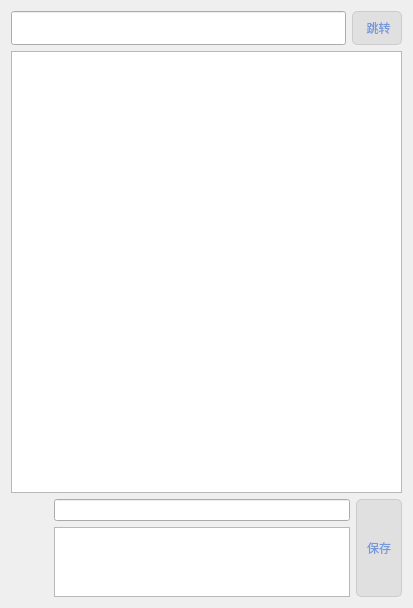
3548848289/SmartDesk, file ui/WFileTag.ui: the form before one commit.
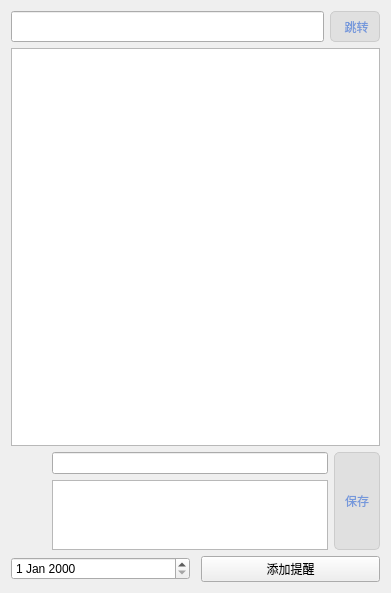
The form after the commit. Icons and pictures are not drawn.

Commit message: 备忘日程新增标签到期提醒功能，准备重构文件名

```diff
--- a/ui/WFileTag.ui
+++ b/ui/WFileTag.ui
@@ -6,8 +6,8 @@
    <rect>
     <x>0</x>
     <y>0</y>
-    <width>413</width>
-    <height>608</height>
+    <width>391</width>
+    <height>593</height>
    </rect>
   </property>
   <property name="windowTitle">
@@ -154,6 +154,23 @@
      </item>
     </layout>
    </item>
+   <item row="1" column="0">
+    <layout class="QHBoxLayout" name="horizontalLayout_3" stretch="0,0">
+     <property name="spacing">
+      <number>11</number>
+     </property>
+     <item>
+      <widget class="QDateEdit" name="dateEdit"/>
+     </item>
+     <item>
+      <widget class="QPushButton" name="setReminderButton">
+       <property name="text">
+        <string>添加提醒</string>
+       </property>
+      </widget>
+     </item>
+    </layout>
+   </item>
   </layout>
  </widget>
  <resources>
```
Left out of the diff: 8 changed lines with no effect on the pictures. The commit also changes 25 other files.
